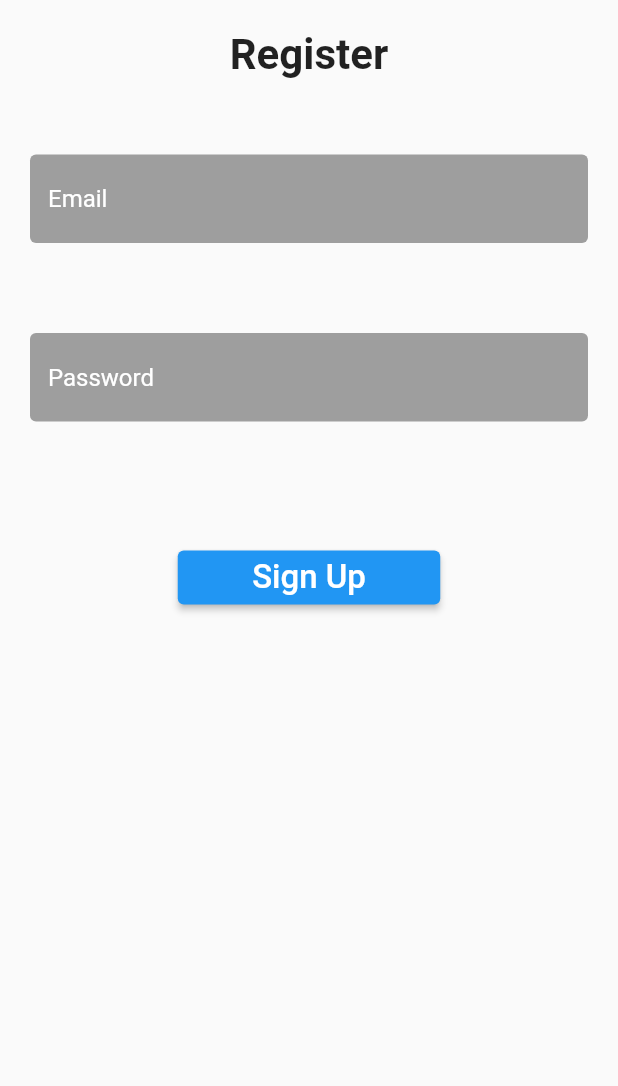
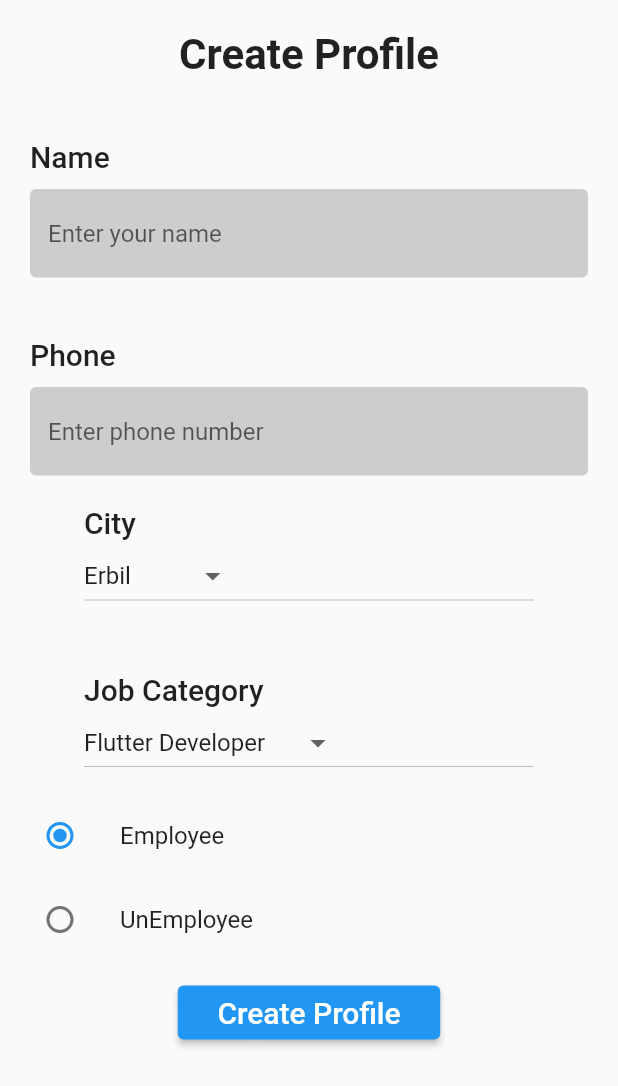
Before and after one commit to miran18-prog/group_project, a Flutter app: the screen it shows after launch, on a phone screen of 412 x 824 dp. Shown: the top 1086 px of the screen. Run offline on Flutter 3.47's test engine with Material 2 defaults, Android fonts, the light colour scheme and no system bars; our stand-ins replace firebase_core; accounts and stored records are empty.

Commit message:
Another Commit

```diff
--- a/lib/app.dart
+++ b/lib/app.dart
@@ -1,6 +1,7 @@
 import 'package:flutter/material.dart';
 import 'package:flutter/src/foundation/key.dart';
 import 'package:flutter/src/widgets/framework.dart';
+import 'package:group_project/create_profile.dart';
 import 'package:group_project/register.dart';
 
 class MyApp extends StatelessWidget {
@@ -8,6 +9,7 @@ class MyApp extends StatelessWidget {
 
   @override
   Widget build(BuildContext context) {
-    return MaterialApp(debugShowCheckedModeBanner: false, home: Register());
+    return MaterialApp(
+        debugShowCheckedModeBanner: false, home: CreateProfile());
   }
 }
--- /dev/null
+++ b/lib/create_profile.dart
@@ -0,0 +1,169 @@
+import 'package:flutter/material.dart';
+
+class CreateProfile extends StatelessWidget {
+  CreateProfile({Key? key}) : super(key: key);
+  var city = [
+    'Erbil',
+    'Sulaimany',
+    'Duhok',
+    'Kerkuk',
+  ];
+
+  var jobCategory = [
+    'Flutter Developer',
+    'Front End Developer',
+    'Back End Developer',
+    'Full Stack Developer',
+  ];
+
+  String employee = "Employee";
+  String unEmployee = "UnEmployee";
+  @override
+  Widget build(BuildContext context) {
+    return SafeArea(
+      child: Scaffold(
+        body: Column(
+          children: [
+            Padding(
+              padding: EdgeInsets.all(20),
+              child: Text(
+                "Create Profile",
+                style: TextStyle(fontSize: 28, fontWeight: FontWeight.bold),
+              ),
+            ),
+            Padding(
+              padding: EdgeInsets.symmetric(vertical: 20, horizontal: 20),
+              child: Column(
+                crossAxisAlignment: CrossAxisAlignment.start,
+                children: [
+                  Text(
+                    "Name",
+                    style: TextStyle(fontSize: 20, fontWeight: FontWeight.w500),
+                  ),
+                  SizedBox(
+                    height: 10,
+                  ),
+                  TextField(
+                    decoration: InputDecoration(
+                        hintStyle: TextStyle(),
+                        border: OutlineInputBorder(borderSide: BorderSide.none),
+                        filled: true,
+                        fillColor: Color.fromARGB(255, 205, 205, 205),
+                        hintText: "Enter your name"),
+                  ),
+                ],
+              ),
+            ),
+            Padding(
+              padding: EdgeInsets.symmetric(vertical: 20, horizontal: 20),
+              child: Column(
+                crossAxisAlignment: CrossAxisAlignment.start,
+                children: [
+                  Text(
+                    "Phone",
+                    style: TextStyle(fontSize: 20, fontWeight: FontWeight.w500),
+                  ),
+                  SizedBox(
+                    height: 10,
+                  ),
+                  TextField(
+                    decoration: InputDecoration(
+                        hintStyle: TextStyle(),
+                        border: OutlineInputBorder(borderSide: BorderSide.none),
+                        filled: true,
+                        fillColor: Color.fromARGB(255, 205, 205, 205),
+                        hintText: "Enter phone number"),
+                  ),
+                ],
+              ),
+            ),
+            Column(
+              crossAxisAlignment: CrossAxisAlignment.start,
+              children: [
+                Text(
+                  "City",
+                  style: TextStyle(fontSize: 20, fontWeight: FontWeight.w500),
+                ),
+                SizedBox(
+                  width: 300,
+                  child: DropdownButton(
+                    value: city[0],
+                    items: city.map((String city) {
+                      return DropdownMenuItem(
+                        value: city,
+                        child: Text(city),
+                      );
+                    }).toList(),
+                    onChanged: (String? value) {},
+                  ),
+                ),
+              ],
+            ),
+            SizedBox(
+              height: 20,
+            ),
+            SizedBox(
+              height: 20,
+            ),
+            Column(
+              crossAxisAlignment: CrossAxisAlignment.start,
+              children: [
+                Text(
+                  "Job Category",
+                  style: TextStyle(fontSize: 20, fontWeight: FontWeight.w500),
+                ),
+                SizedBox(
+                  width: 300,
+                  child: DropdownButton(
+                    value: jobCategory[0],
+                    items: jobCategory.map((String job) {
+                      return DropdownMenuItem(
+                        value: job,
+                        child: Text(job),
+                      );
+                    }).toList(),
+                    onChanged: (String? v) {},
+                  ),
+                ),
+              ],
+            ),
+            SizedBox(
+              height: 10,
+            ),
+            Column(
+              children: [
+                ListTile(
+                  leading: Radio(
+                      value: employee,
+                      groupValue: "Employee",
+                      onChanged: (radio1) {}),
+                  title: const Text("Employee"),
+                ),
+                ListTile(
+                  leading: Radio(
+                      value: employee,
+                      groupValue: "UnEmployee",
+                      onChanged: (radio1) {}),
+                  title: const Text("UnEmployee"),
+                ),
+              ],
+            ),
+            Padding(
+              padding: EdgeInsets.all(10),
+              child: SizedBox(
+                width: 175,
+                child: ElevatedButton(
+                  child: Text(
+                    "Create Profile",
+                    style: TextStyle(fontSize: 20),
+                  ),
+                  onPressed: () {},
+                ),
+              ),
+            )
+          ],
+        ),
+      ),
+    );
+  }
+}
--- a/lib/register.dart
+++ b/lib/register.dart
@@ -20,10 +20,10 @@ class Register extends StatelessWidget {
             padding: const EdgeInsets.symmetric(vertical: 30, horizontal: 20),
             child: TextField(
               decoration: InputDecoration(
-                  hintStyle: TextStyle(color: Colors.white),
+                  hintStyle: TextStyle(),
                   border: OutlineInputBorder(borderSide: BorderSide.none),
                   filled: true,
-                  fillColor: Colors.grey,
+                  fillColor: Color.fromARGB(255, 205, 205, 205),
                   hintText: "Email"),
             ),
           ),
@@ -31,10 +31,10 @@ class Register extends StatelessWidget {
             padding: const EdgeInsets.symmetric(vertical: 30, horizontal: 20),
             child: TextField(
               decoration: InputDecoration(
-                  hintStyle: TextStyle(color: Colors.white),
+                  hintStyle: TextStyle(),
                   border: OutlineInputBorder(borderSide: BorderSide.none),
                   filled: true,
-                  fillColor: Colors.grey,
+                  fillColor: Color.fromARGB(255, 205, 205, 205),
                   hintText: "Password"),
             ),
           ),
```
